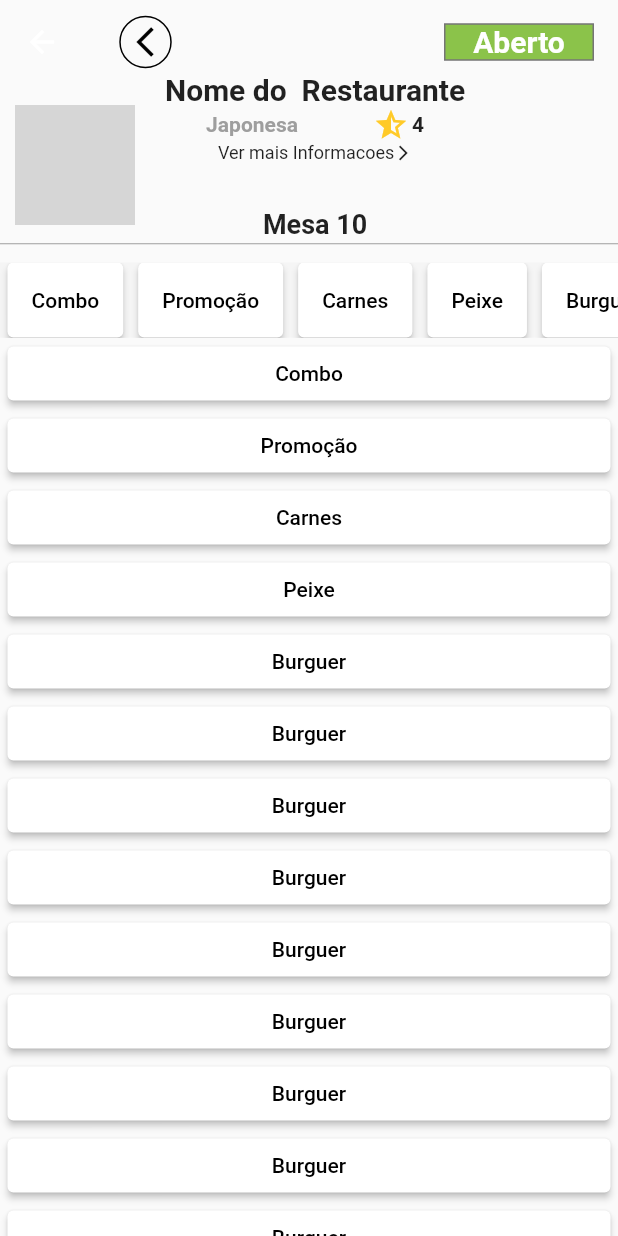
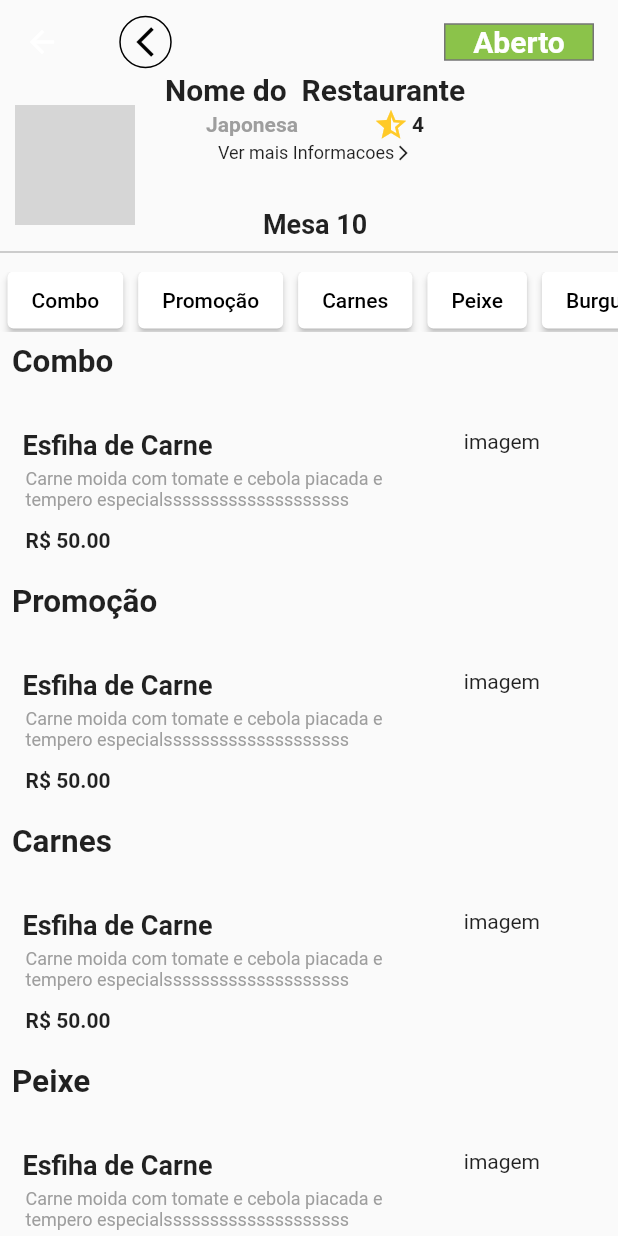
Before and after one commit to DaniloFnds/App_Sem_nome__flutter, a Flutter app: the MenuRestaurantScreen screen opened directly, on a phone screen of 412 x 824 dp. Run offline on Flutter 3.47's test engine with Material 2 defaults, Android fonts, the light colour scheme and no system bars; missing offline and left inert: nuvigator; network calls fail; Roboto replaces fonts that are missing (Montserrat); grey boxes are pictures that could not be loaded.

Commit message:
menu items

```diff
--- /dev/null
+++ b/lib/components/group_item_card_component.dart
@@ -0,0 +1,81 @@
+import 'package:app_sem_nome/components/item_card_component.dart';
+import 'package:flutter/material.dart';
+
+class GroupItemCardComponent extends StatelessWidget {
+  final String nomeGroup;
+  final List<ItemCardComponent> itemsCard;
+
+  const GroupItemCardComponent({Key? key, required this.itemsCard, required this.nomeGroup}) : super(key: key);
+
+  @override
+  Widget build(BuildContext context) {
+    //TODO DEFINIR TAMANHO MAXIMO dos campos
+    var tamanho = MediaQuery.of(context).size;
+    var largura = tamanho.width;
+    return Container(
+        height: 160,
+        child: Column(
+          children: [
+            Container(
+              height: 60,
+              padding: EdgeInsets.only(left: 8, top: 3),
+              width: double.infinity,
+              child: Text(nomeGroup, style: TextStyle(fontSize: 21,fontWeight: FontWeight.w700),),
+            ),
+            Container(
+              width: double.infinity,
+              padding: EdgeInsets.only(left: 5),
+              height: 100,
+              child: Row(
+                children: [
+                  Container(
+                    width: largura * 0.7,
+                    padding: const EdgeInsets.only(left: 10),
+                    child: Column(
+                      crossAxisAlignment: CrossAxisAlignment.start,
+                      children: [
+                        Padding(
+                          padding: const EdgeInsets.only(bottom: 5),
+                          child: Text(
+                            'Esfiha de Carne',
+                            style: TextStyle(fontSize: 18, fontWeight: FontWeight.w600),
+                          ),
+                        ),
+                        Container(
+                          width: double.infinity,
+                          height: 40,
+                          padding: EdgeInsets.only(bottom: 5, left: 2),
+                          child: Text(
+
+                            'Carne moida com tomate e cebola piacada e tempero especialssssssssssssssssssss',
+                            style: TextStyle(
+                              fontSize: 12,
+                              color: Colors.grey,
+                              overflow: TextOverflow.ellipsis,
+                            ),
+                            maxLines: 2,
+                          ),
+                        ),
+                        Padding(
+                          padding: const EdgeInsets.only(left: 2),
+                          child: Text(
+                            'R\$ 50.00',
+                            style: TextStyle(fontSize: 14, fontWeight: FontWeight.bold),
+                          ),
+                        ),
+                      ],
+                    ),
+                  ),
+                  Container(
+                    width: largura * 0.2,
+                    child: Column(
+                      children: [Text('imagem')],
+                    ),
+                  )
+                ],
+              ),
+            )
+          ],
+        ));
+  }
+}
--- a/lib/screens/menu_restaurant_screen.dart
+++ b/lib/screens/menu_restaurant_screen.dart
@@ -1,10 +1,13 @@
+import 'package:app_sem_nome/components/group_item_card_component.dart';
 import 'package:app_sem_nome/components/top_menu_restaurant_bar_component.dart';
 import 'package:flutter/material.dart';
+import 'package:flutter/rendering.dart';
 
+import '../components/item_card_component.dart';
 import '../components/top_menu_restaurant_info_component.dart';
+import '../model/item_card.dart';
 
 class MenuRestaurantScreen extends StatelessWidget {
-
   MenuRestaurantScreen({Key? key}) : super(key: key);
 
   @override
@@ -12,7 +15,7 @@ class MenuRestaurantScreen extends StatelessWidget {
     return Scaffold(
       body: CustomScrollView(
         slivers: [
-           SliverAppBar(
+          SliverAppBar(
             pinned: true,
             backgroundColor: Colors.grey[50],
             title: const TopMenuRestaurantBarComponent(),
@@ -22,12 +25,13 @@ class MenuRestaurantScreen extends StatelessWidget {
               background: TopMenuRestaurantInfoComponent(),
             ),
           ),
-          const SliverToBoxAdapter(child: Padding(
-            padding: EdgeInsets.only(bottom: 10),
-            child: Divider(height: 5, color: Colors.grey,),
-          ),),
+          const SliverToBoxAdapter(
+            child: Divider(
+              color: Colors.grey,
+            ),
+          ),
           SliverPersistentHeader(delegate: _SLiverAppBarDelegate(), pinned: true),
-          SliverList(delegate: SliverChildListDelegate(_generateCategoryTab()))
+          SliverList(delegate: SliverChildListDelegate(_generateCardapio()))
         ],
       ),
     );
@@ -38,7 +42,17 @@ class _SLiverAppBarDelegate extends SliverPersistentHeaderDelegate {
   @override
   Widget build(BuildContext context, double shrinkOffset, bool overlapsContent) {
     return Container(
-      decoration: BoxDecoration(color: Colors.grey[100]),
+      padding: const EdgeInsets.only(top: 5, bottom: 5),
+      decoration: BoxDecoration(color: Colors.grey[50], boxShadow: [
+        overlapsContent
+            ? BoxShadow(
+          color: Colors.grey.withOpacity(0.5),
+          spreadRadius: 5,
+          blurRadius: 7,
+          offset: Offset(0, 3), // changes position of shadow
+        )
+            : BoxShadow()
+      ]),
       child: ListView(
         scrollDirection: Axis.horizontal,
         children: _generateCategoryTab(),
@@ -58,16 +72,23 @@ class _SLiverAppBarDelegate extends SliverPersistentHeaderDelegate {
 
   @override
   double get minExtent {
-    return 40.0;
+    return 50.0;
   }
 }
 
+List<String> _mocksNames = [
+  "Combo",
+  "Promoção",
+  "Carnes",
+  "Peixe",
+  "Burguer",
+];
+
 List<Widget> _generateCategoryTab() {
   List<Widget> lista = [];
-  List<String> mocksNames = ["Combo", "Promoção", "Carnes", "Peixe", "Burguer", "Burguer", "Burguer", "Burguer", "Burguer", "Burguer", "Burguer", "Burguer", "Burguer", "Burguer", "Burguer"];
-  for (String name in mocksNames) {
+  for (String name in _mocksNames) {
     lista.add(Padding(
-      padding: const EdgeInsets.only(left: 5, right: 5),
+      padding: const EdgeInsets.only(left: 5, right: 5, bottom: 2),
       child: ElevatedButton(
         onPressed: () => print('clicou em aba'),
         child: Text(name),
@@ -81,3 +102,21 @@ List<Widget> _generateCategoryTab() {
 
   return lista;
 }
+
+List<Widget> _generateCardapio() {
+  List<GroupItemCardComponent> lista = [];
+  Map<String, double> mapItens =
+  Map.of({"Bacalhau": 100.0, "XSalada": 30.0, "Parmegiana": 25.0, "Carioca": 40.0, "Feijoada": 30.0, "Coca": 4.00});
+  _mocksNames.forEach((element) {
+    List<ItemCardComponent> listaItem = [];
+    mapItens.forEach((key, value) {
+      listaItem.add(
+          ItemCardComponent(
+            itemCard: ItemCard(key, value),
+          ),
+      );
+    });
+    lista.add(GroupItemCardComponent(itemsCard: listaItem, nomeGroup: element));
+  });
+  return lista;
+}
```
Also changed, not shown: lib/components/item_card_component.dart (added, +67 -0 lines), lib/model/item_card.dart (added, +10 -0 lines).
